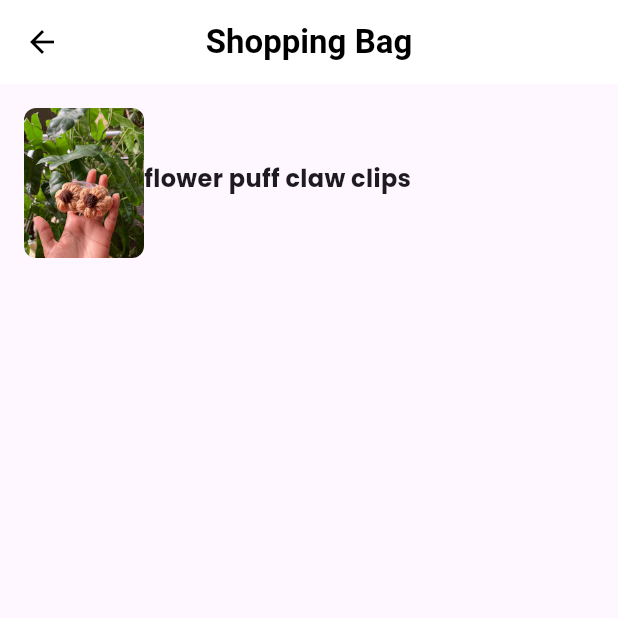
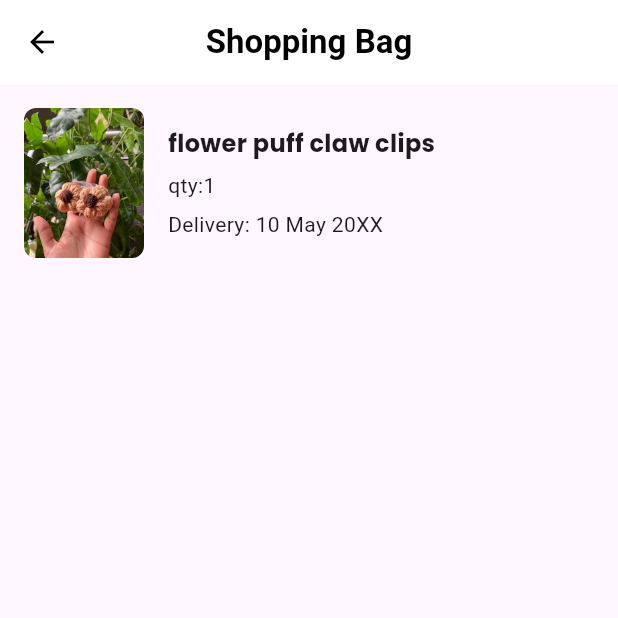
Before and after one commit to saniyasowris940-glitch/sanmp, a Flutter app: the screen it shows after launch, on a phone screen of 412 x 824 dp, the top half of it. Run offline on Flutter 3.47's test engine with Material 3 defaults, Android fonts, the phone set to English and light mode, and no system bars; our stand-ins replace google_fonts.

Commit message:
Updated placeorder buy giving text and images

```diff
--- a/lib/placeorder.dart
+++ b/lib/placeorder.dart
@@ -34,7 +34,7 @@ class _PlaceorderState extends State<Placeorder> {
                   child: Image.asset("assets/images/clips2.jpg",
                       height: 100, width: 80, fit: BoxFit.cover),
                 ),
-                SizedBox(height: 20),
+                SizedBox(width: 16),
                 Expanded(
                   child: Column(
                     crossAxisAlignment: CrossAxisAlignment.start,
@@ -45,8 +45,12 @@ class _PlaceorderState extends State<Placeorder> {
                             fontSize: 16, fontWeight: FontWeight.bold),
                       ),
                       SizedBox(height: 6),
+                      Text("qty:1"),
+                      SizedBox(height: 6),
+                      Text("Delivery: 10 May 20XX"),
                     ],
-                ))
+                  ),
+                ),
               ],
             )
           ],
```
Lines whose indentation alone changed are shown as unchanged.
